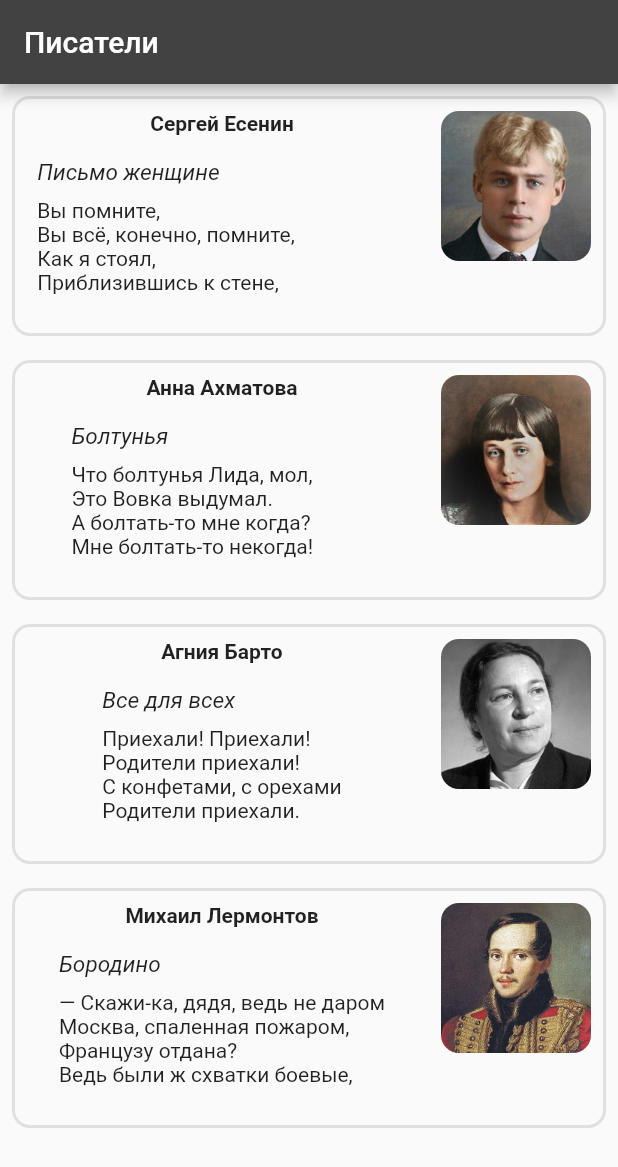
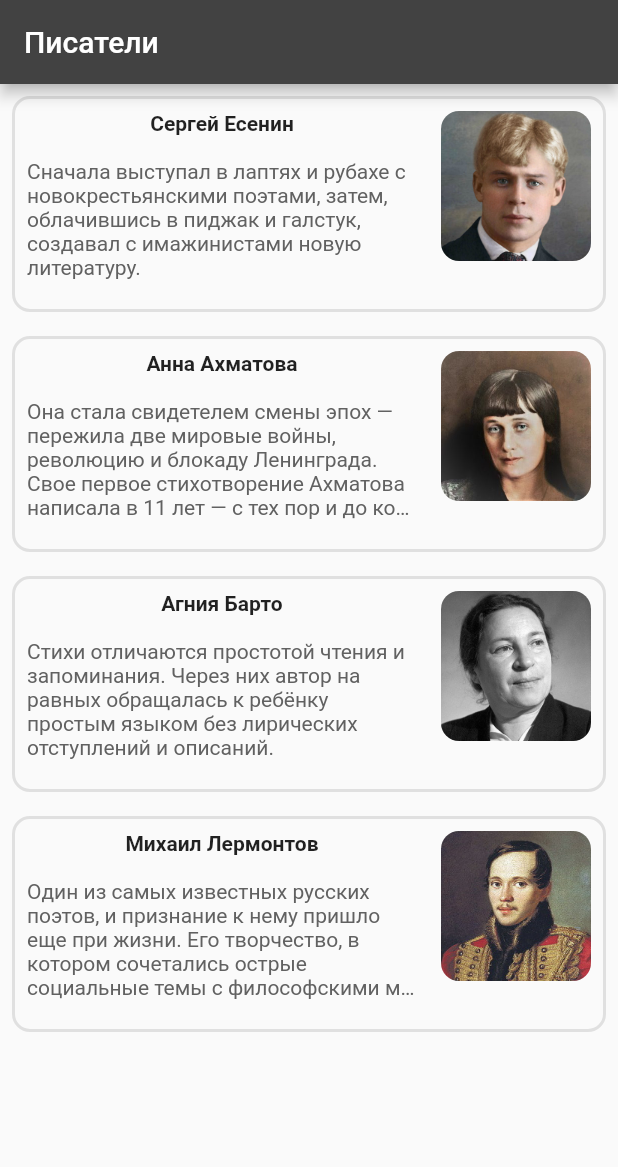
Before and after one commit to yauheniprakapenka/flutter_architecture, a Flutter app: the screen it shows after launch, on a phone screen of 412 x 824 dp. Shown: the top 1167 px of the screen. Run offline on Flutter 3.47's test engine with Material 2 defaults, Android fonts, the phone set to English and light mode, and no system bars; our stand-ins replace get.

Commit message:
fix: add writer biography

```diff
--- a/modules/features/writer/lib/src/data/repositories/writer_repository/mock_writer_repository/writers/akhmatova_anna.dart
+++ b/modules/features/writer/lib/src/data/repositories/writer_repository/mock_writer_repository/writers/akhmatova_anna.dart
@@ -4,6 +4,8 @@ import '../../../../../domain/entities/writer.dart';
 const akhmatovaAnna = Writer(
   name: 'Анна Ахматова',
   avatar: 'modules/features/writer/assets/writers/ahmatova.jpg',
+  bio:
+      'Она стала свидетелем смены эпох — пережила две мировые войны, революцию и блокаду Ленинграда. Свое первое стихотворение Ахматова написала в 11 лет — с тех пор и до конца жизни она не переставала заниматься поэзией.',
   poem: [
     _chatterbox,
     _soOnSo,
--- a/modules/features/writer/lib/src/data/repositories/writer_repository/mock_writer_repository/writers/barto_agniya.dart
+++ b/modules/features/writer/lib/src/data/repositories/writer_repository/mock_writer_repository/writers/barto_agniya.dart
@@ -4,6 +4,8 @@ import '../../../../../domain/entities/writer.dart';
 const bartoAgniya = Writer(
   name: 'Агния Барто',
   avatar: 'modules/features/writer/assets/writers/barto.jpg',
+  bio:
+      'Стихи отличаются простотой чтения и запоминания. Через них автор на равных обращалась к ребёнку простым языком без лирических отступлений и описаний. ',
   poem: [
     _allForAll,
     _helper,
--- a/modules/features/writer/lib/src/data/repositories/writer_repository/mock_writer_repository/writers/esenin_sergej.dart
+++ b/modules/features/writer/lib/src/data/repositories/writer_repository/mock_writer_repository/writers/esenin_sergej.dart
@@ -4,6 +4,8 @@ import '../../../../../domain/entities/writer.dart';
 const eseninSergej = Writer(
   name: 'Сергей Есенин',
   avatar: 'modules/features/writer/assets/writers/esenin.jpg',
+  bio:
+      'Сначала выступал в лаптях и рубахе с новокрестьянскими поэтами, затем, облачившись в пиджак и галстук, создавал с имажинистами новую литературу.',
   poem: [
     _letterToWoman,
     _dontRegretdontCalldontCry,
--- a/modules/features/writer/lib/src/data/repositories/writer_repository/mock_writer_repository/writers/lermontov_mikhail.dart
+++ b/modules/features/writer/lib/src/data/repositories/writer_repository/mock_writer_repository/writers/lermontov_mikhail.dart
@@ -4,6 +4,8 @@ import '../../../../../domain/entities/writer.dart';
 const lermontovMikhail = Writer(
   name: 'Михаил Лермонтов',
   avatar: 'modules/features/writer/assets/writers/lermontov.jpg',
+  bio:
+      'Один из самых известных русских поэтов, и признание к нему пришло еще при жизни. Его творчество, в котором сочетались острые социальные темы с философскими мотивами и личными переживаниями, оказало огромное влияние на поэтов и писателей XIX–XX веков.',
   poem: [
     _borodino,
   ],
--- a/modules/features/writer/lib/src/domain/entities/writer.dart
+++ b/modules/features/writer/lib/src/domain/entities/writer.dart
@@ -3,11 +3,13 @@
 class Writer {
   final String name;
   final String avatar;
+  final String bio;
   final List<Poem> poem;
 
   const Writer({
     required this.name,
     required this.avatar,
+    required this.bio,
     required this.poem,
   });
 }
--- a/modules/features/writer/lib/src/ui/widgets/writer_card.dart
+++ b/modules/features/writer/lib/src/ui/widgets/writer_card.dart
@@ -1,6 +1,5 @@
 import 'package:flutter/material.dart';
 
-import '../../domain/entities/poem.dart';
 import '../../domain/entities/writer.dart';
 import '../../ui/utils/writer_hero_tag_factory.dart';
 
@@ -19,7 +18,7 @@ class WriterCard extends StatelessWidget {
     return GestureDetector(
       onTap: onPressed,
       child: Container(
-        height: 160,
+        height: 144,
         width: double.maxFinite,
         margin: const EdgeInsets.all(8),
         clipBehavior: Clip.antiAlias,
@@ -44,8 +43,8 @@ class WriterCard extends StatelessWidget {
                           writer: writer,
                         ),
                         const SizedBox(height: 16),
-                        _WriterPoem(
-                          poem: writer.poem.first,
+                        _WriterBio(
+                          bio: writer.bio,
                         ),
                       ],
                     ),
@@ -119,12 +118,12 @@ class _WriterAvatar extends StatelessWidget {
   }
 }
 
-class _WriterPoem extends StatelessWidget {
-  final Poem poem;
+class _WriterBio extends StatelessWidget {
+  final String bio;
 
-  const _WriterPoem({
+  const _WriterBio({
     Key? key,
-    required this.poem,
+    required this.bio,
   }) : super(key: key);
 
   @override
@@ -132,25 +131,13 @@ class _WriterPoem extends StatelessWidget {
     return Column(
       crossAxisAlignment: CrossAxisAlignment.start,
       children: [
-        Material(
-          color: Colors.transparent,
-          child: Text(
-            poem.title,
-            overflow: TextOverflow.ellipsis,
-            style: const TextStyle(
-              fontSize: 15,
-              fontStyle: FontStyle.italic,
-            ),
+        Text(
+          bio,
+          overflow: TextOverflow.ellipsis,
+          style: TextStyle(
+            color: Colors.grey[700],
           ),
-        ),
-        const SizedBox(height: 8),
-        Material(
-          color: Colors.transparent,
-          child: Text(
-            poem.poem,
-            overflow: TextOverflow.ellipsis,
-            maxLines: 4,
-          ),
+          maxLines: 5,
         ),
       ],
     );
```
